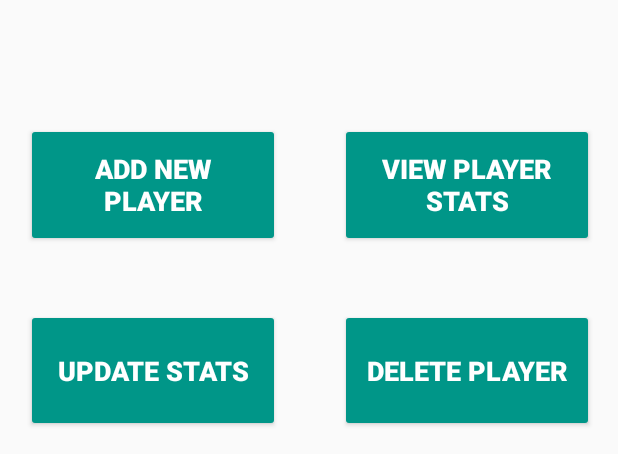
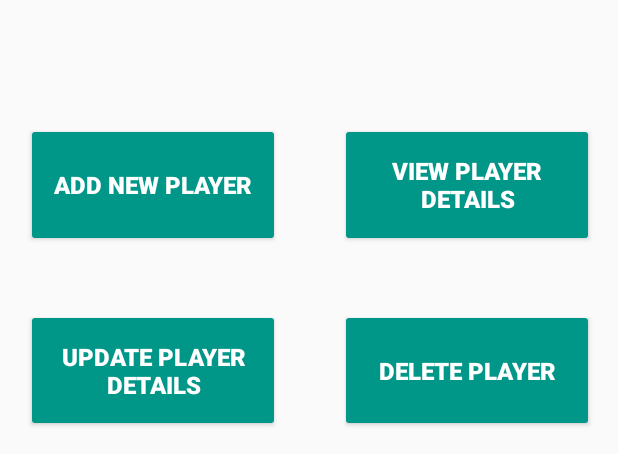
Before and after one commit to shhekarchowdary/ABC_Cricket_Academy, an Android app: the screen it shows after launch (MainActivity), on a phone screen of 412 x 824 dp, the part 124-578 px from its top. Run offline under Robolectric (Android 15) with nearby library versions, the light colour scheme and no system bars.

Commit message:
3 layouts

```diff
--- a/app/src/main/java/com/arr/abccricketacademy/MainActivity.java
+++ b/app/src/main/java/com/arr/abccricketacademy/MainActivity.java
@@ -10,6 +10,9 @@ import android.widget.Button;
 public class MainActivity extends AppCompatActivity {
 
     Button mAdd_Button;
+    Button mView_Button;
+    Button mUpdate_Button;
+    Button mDelete_Button;
 
     @Override
     protected void onCreate(Bundle savedInstanceState) {
@@ -17,6 +20,9 @@ public class MainActivity extends AppCompatActivity {
         setContentView(R.layout.activity_main);
 
         mAdd_Button = findViewById(R.id.add_button);
+        mView_Button = findViewById(R.id.view_button);
+        mUpdate_Button = findViewById(R.id.update_button);
+        mDelete_Button = findViewById(R.id.delete_button);
 
         mAdd_Button.setOnClickListener(new View.OnClickListener() {
             @Override
@@ -28,6 +34,36 @@ public class MainActivity extends AppCompatActivity {
             }
         });
 
+        mView_Button.setOnClickListener(new View.OnClickListener() {
+            @Override
+            public void onClick(View view) {
+
+                Intent intent = new Intent(getApplicationContext(), activity_view_player.class);
+                startActivity(intent);
+
+            }
+        });
+
+        mUpdate_Button.setOnClickListener(new View.OnClickListener() {
+            @Override
+            public void onClick(View view) {
+
+                Intent intent = new Intent(getApplicationContext(), activity_view_player.class);
+                startActivity(intent);
+
+            }
+        });
+
+        mDelete_Button.setOnClickListener(new View.OnClickListener() {
+            @Override
+            public void onClick(View view) {
+
+                Intent intent = new Intent(getApplicationContext(), activity_view_player.class);
+                startActivity(intent);
+
+            }
+        });
+
 
     }
 }
--- a/app/src/main/res/layout/activity_main.xml
+++ b/app/src/main/res/layout/activity_main.xml
@@ -59,7 +59,7 @@
         android:backgroundTint="@color/colorAccent"
         android:text="@string/Add_Button"
         android:textColor="#FFFFFF"
-        android:textSize="18sp"
+        android:textSize="16sp"
         android:textStyle="bold"
         app:layout_constraintBottom_toTopOf="@+id/guideline5"
         app:layout_constraintEnd_toStartOf="@+id/guideline7"
@@ -73,7 +73,7 @@
         android:backgroundTint="@color/colorAccent"
         android:text="@string/View_Button"
         android:textColor="#FFFFFF"
-        android:textSize="18sp"
+        android:textSize="16sp"
         android:textStyle="bold"
         app:layout_constraintBottom_toTopOf="@+id/guideline5"
         app:layout_constraintEnd_toStartOf="@+id/guideline13"
@@ -87,7 +87,7 @@
         android:backgroundTint="@color/colorAccent"
         android:text="@string/Update_Button"
         android:textColor="#FFFFFF"
-        android:textSize="18sp"
+        android:textSize="16sp"
         android:textStyle="bold"
         app:layout_constraintBottom_toTopOf="@+id/guideline6"
         app:layout_constraintEnd_toStartOf="@+id/guideline7"
@@ -101,7 +101,7 @@
         android:backgroundTint="@color/colorAccent"
         android:text="@string/Delete_Button"
         android:textColor="#FFFFFF"
-        android:textSize="18sp"
+        android:textSize="16sp"
         android:textStyle="bold"
         app:layout_constraintBottom_toTopOf="@+id/guideline6"
         app:layout_constraintEnd_toStartOf="@+id/guideline13"
--- a/app/src/main/res/layout/activity_view_player.xml
+++ b/app/src/main/res/layout/activity_view_player.xml
@@ -212,7 +212,7 @@
         android:text="@string/view_player_heading"
         android:textAlignment="center"
         android:textColor="@color/colorPrimaryDark"
-        android:textSize="30sp"
+        android:textSize="28sp"
         android:textStyle="bold"
         app:layout_constraintBottom_toTopOf="@+id/guideline18"
         app:layout_constraintEnd_toEndOf="parent"
--- a/app/src/main/res/values/strings.xml
+++ b/app/src/main/res/values/strings.xml
@@ -3,11 +3,11 @@
     <string name="academy_name">ABC Cricket Academy</string>
     <string name="website">www.abccricket.com</string>
     <string name="Add_Button">Add New Player</string>
-    <string name="Update_Button">Update Stats</string>
-    <string name="View_Button">View Player Stats</string>
+    <string name="Update_Button">Update Player Details</string>
+    <string name="View_Button">View Player Details</string>
     <string name="Delete_Button">Delete Player</string>
     <string name="add_player_heading">Enter Player Details</string>
-    <string name="view_player_heading">View Players</string>
+    <string name="view_player_heading">View/Update/Delete Player</string>
     <string name="add_player_button">Add Player</string>
     <string name="personal_details">Personal Details</string>
     <string name="Player_Id">Player ID</string>
```
